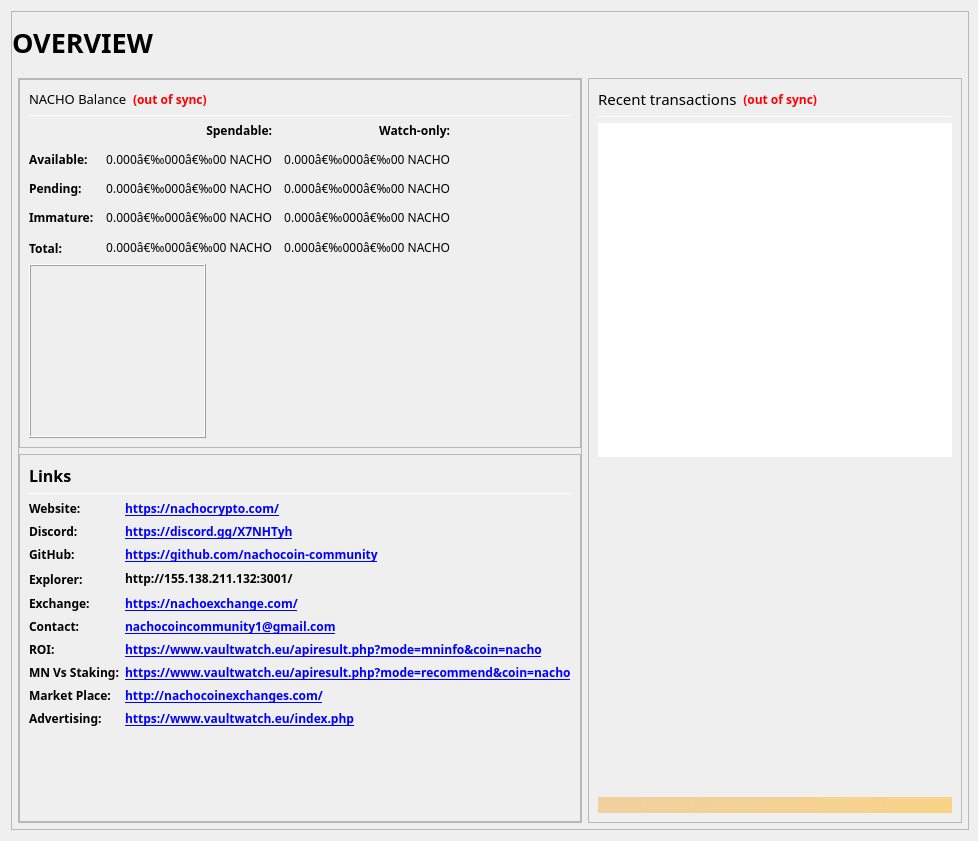
Before: the Qt Designer form src/qt/forms/overviewpage.ui in cknoettg/NachoCoin-1, drawn with Qt 5.
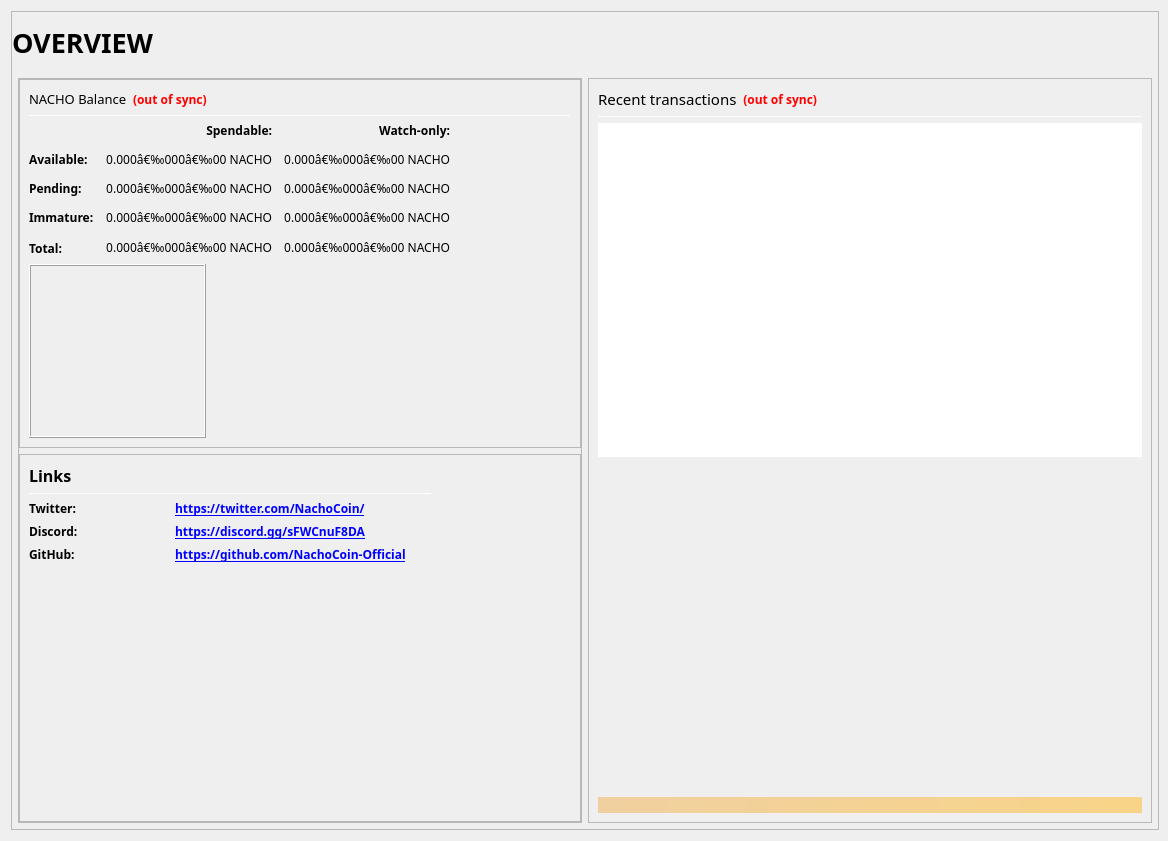
After: the same form once the commit is applied. Icons and pictures are not drawn.

Commit message: Wallet frame made lighter and more realistic

```diff
--- a/src/qt/forms/overviewpage.ui
+++ b/src/qt/forms/overviewpage.ui
@@ -6,7 +6,7 @@
    <rect>
     <x>0</x>
     <y>0</y>
-    <width>978</width>
+    <width>1168</width>
     <height>841</height>
    </rect>
   </property>
@@ -772,7 +772,7 @@
                         <string notr="true">font: 87 9pt &quot;Arial Black&quot;;</string>
                        </property>
                        <property name="text">
-                        <string>Website:</string>
+                        <string>&lt;html&gt;&lt;head/&gt;&lt;body&gt;&lt;p&gt;Twitter:&lt;/p&gt;&lt;/body&gt;&lt;/html&gt;</string>
                        </property>
                       </widget>
                      </item>
@@ -785,7 +785,7 @@
                         </font>
                        </property>
                        <property name="text">
-                        <string notr="true">&lt;a href=&quot;https://nachocrypto.com/&quot;&gt;https://nachocrypto.com/&lt;/a&gt;</string>
+                        <string notr="true">&lt;a href=&quot;https://twitter.com/NachoCoin/&quot;&gt;https://twitter.com/NachoCoin/&lt;/a&gt;</string>
                        </property>
                        <property name="textFormat">
                         <enum>Qt::RichText</enum>
@@ -817,7 +817,7 @@
                         </font>
                        </property>
                        <property name="text">
-                        <string notr="true">&lt;a href=&quot;https://discord.gg/X7NHTyh&quot;&gt;https://discord.gg/X7NHTyh&lt;/a&gt;</string>
+                        <string notr="true">&lt;a href=&quot;https://discord.gg/sFWCnuF8DA&quot;&gt;https://discord.gg/sFWCnuF8DA&lt;/a&gt;</string>
                        </property>
                        <property name="alignment">
                         <set>Qt::AlignLeading|Qt::AlignLeft|Qt::AlignVCenter</set>
@@ -846,36 +846,7 @@
                         </font>
                        </property>
                        <property name="text">
-                        <string notr="true">&lt;a href=&quot;https://github.com/nachocoin-community&quot;&gt;https://github.com/nachocoin-community&lt;/a&gt;</string>
-                       </property>
-                       <property name="alignment">
-                        <set>Qt::AlignLeading|Qt::AlignLeft|Qt::AlignVCenter</set>
-                       </property>
-                       <property name="openExternalLinks">
-                        <bool>true</bool>
-                       </property>
-                      </widget>
-                     </item>
-                     <item row="5" column="0">
-                      <widget class="QLabel" name="labelLinks4">
-                       <property name="styleSheet">
-                        <string notr="true">font: 87 9pt &quot;Arial Black&quot;;</string>
-                       </property>
-                       <property name="text">
-                        <string>Explorer:</string>
-                       </property>
-                      </widget>
-                     </item>
-                     <item row="5" column="1">
-                      <widget class="QLabel" name="labelLinksUrl4">
-                       <property name="font">
-                        <font>
-                         <weight>75</weight>
-                         <bold>true</bold>
-                        </font>
-                       </property>
-                       <property name="text">
-                        <string notr="true">&lt;a href=&quot;http://155.138.211.132:3001/ &quot;&gt;http://155.138.211.132:3001/ &lt;/a&gt;</string>
+                        <string notr="true">&lt;a href=&quot;https://github.com/NachoCoin-Official&quot;&gt;https://github.com/NachoCoin-Official&lt;/a&gt;</string>
                        </property>
                        <property name="alignment">
                         <set>Qt::AlignLeading|Qt::AlignLeft|Qt::AlignVCenter</set>
@@ -898,171 +869,7 @@
                        </property>
                       </spacer>
                      </item>
-                     <item row="6" column="0">
-                      <widget class="QLabel" name="labelLinks5">
-                       <property name="styleSheet">
-                        <string notr="true">font: 87 9pt &quot;Arial Black&quot;;</string>
-                       </property>
-                       <property name="text">
-                        <string>Exchange:</string>
-                       </property>
-                      </widget>
-                     </item>
-                     <item row="6" column="1">
-                      <widget class="QLabel" name="labelLinksUrl5">
-                       <property name="font">
-                        <font>
-                         <weight>75</weight>
-                         <bold>true</bold>
-                        </font>
-                       </property>
-                       <property name="text">
-                        <string notr="true">&lt;a href=&quot;https://nachoexchange.com/&quot;&gt;https://nachoexchange.com/&lt;/a&gt;</string>
-                       </property>
-                       <property name="alignment">
-                        <set>Qt::AlignLeading|Qt::AlignLeft|Qt::AlignVCenter</set>
-                       </property>
-                       <property name="openExternalLinks">
-                        <bool>true</bool>
-                       </property>
-                      </widget>
-                     </item>
-                     <item row="7" column="0">
-                      <widget class="QLabel" name="labelLinks6">
-                       <property name="styleSheet">
-                        <string notr="true">font: 87 9pt &quot;Arial Black&quot;;</string>
-                       </property>
-                       <property name="text">
-                        <string>Contact:</string>
-                       </property>
-                      </widget>
-                     </item>
-                     <item row="7" column="1">
-                      <widget class="QLabel" name="labelLinksUrl6">
-                       <property name="font">
-                        <font>
-                         <weight>75</weight>
-                         <bold>true</bold>
-                        </font>
-                       </property>
-                       <property name="text">
-                        <string notr="true">&lt;a href=&quot;nachocoincommunity1@gmail.com&quot;&gt;nachocoincommunity1@gmail.com&lt;/a&gt;</string>
-                       </property>
-                       <property name="alignment">
-                        <set>Qt::AlignLeading|Qt::AlignLeft|Qt::AlignVCenter</set>
-                       </property>
-                       <property name="openExternalLinks">
-                        <bool>true</bool>
-                       </property>
-                      </widget>
-                     </item>
-                     <item row="8" column="0">
-                      <widget class="QLabel" name="labelLinks7">
-                       <property name="styleSheet">
-                        <string notr="true">font: 87 9pt &quot;Arial Black&quot;;</string>
-                       </property>
-                       <property name="text">
-                        <string>ROI:</string>
-                       </property>
-                      </widget>
-                     </item>
-                     <item row="8" column="1">
-                      <widget class="QLabel" name="labelLinksUrl7">
-                       <property name="font">
-                        <font>
-                         <weight>75</weight>
-                         <bold>true</bold>
-                        </font>
-                       </property>
-                       <property name="text">
-                        <string notr="true">&lt;html&gt;&lt;head/&gt;&lt;body&gt;&lt;p&gt;&lt;a href=&quot;https://www.vaultwatch.eu/apiresult.php?mode=mninfo&amp;amp;coin=nacho&quot;&gt;&lt;span style=&quot; text-decoration: underline; color:#0000ff;&quot;&gt;https://www.vaultwatch.eu/apiresult.php?mode=mninfo&amp;amp;coin=nacho&lt;/span&gt;&lt;/a&gt;&lt;/p&gt;&lt;/body&gt;&lt;/html&gt;</string>
-                       </property>
-                       <property name="alignment">
-                        <set>Qt::AlignLeading|Qt::AlignLeft|Qt::AlignVCenter</set>
-                       </property>
-                       <property name="openExternalLinks">
-                        <bool>true</bool>
-                       </property>
-                      </widget>
-                     </item>
-                     <item row="9" column="0">
-                      <widget class="QLabel" name="labelLinks8">
-                       <property name="styleSheet">
-                        <string notr="true">font: 87 9pt &quot;Arial Black&quot;;</string>
-                       </property>
-                       <property name="text">
-                        <string>MN Vs Staking:</string>
-                       </property>
-                      </widget>
-                     </item>
-                     <item row="9" column="1" colspan="2">
-                      <widget class="QLabel" name="labelLinksUrl8">
-                       <property name="font">
-                        <font>
-                         <weight>75</weight>
-                         <bold>true</bold>
-                        </font>
-                       </property>
-                       <property name="text">
-                        <string notr="true">&lt;html&gt;&lt;head/&gt;&lt;body&gt;&lt;p&gt;&lt;a href=&quot;https://www.vaultwatch.eu/apiresult.php?mode=recommend&amp;amp;coin=nacho&quot;&gt;&lt;span style=&quot; text-decoration: underline; color:#0000ff;&quot;&gt;https://www.vaultwatch.eu/apiresult.php?mode=recommend&amp;amp;coin=nacho&lt;/span&gt;&lt;/a&gt;&lt;/p&gt;&lt;/body&gt;&lt;/html&gt;</string>
-                       </property>
-                       <property name="alignment">
-                        <set>Qt::AlignLeading|Qt::AlignLeft|Qt::AlignVCenter</set>
-                       </property>
-                       <property name="openExternalLinks">
-                        <bool>true</bool>
-                       </property>
-                      </widget>
-                     </item>
-                     <item row="10" column="0">
-                      <widget class="QLabel" name="labelLinks8_2">
-                       <property name="styleSheet">
-                        <string notr="true">font: 87 9pt &quot;Arial Black&quot;;</string>
-                       </property>
-                       <property name="text">
-                        <string>Market Place:</string>
-                       </property>
-                      </widget>
-                     </item>
-                     <item row="10" column="1">
-                      <widget class="QLabel" name="labelLinksUrl9">
-                       <property name="font">
-                        <font>
-                         <weight>75</weight>
-                         <bold>true</bold>
-                        </font>
-                       </property>
-                       <property name="text">
-                        <string notr="true">&lt;html&gt;&lt;head/&gt;&lt;body&gt;&lt;p&gt;&lt;a href=&quot;http://nachocoinexchanges.com/&quot;&gt;&lt;span style=&quot; text-decoration: underline; color:#0000ff;&quot;&gt;http://nachocoinexchanges.com/&lt;/span&gt;&lt;/a&gt;&lt;/p&gt;&lt;/body&gt;&lt;/html&gt;</string>
-                       </property>
-                       <property name="alignment">
-                        <set>Qt::AlignLeading|Qt::AlignLeft|Qt::AlignVCenter</set>
-                       </property>
-                       <property name="openExternalLinks">
-                        <bool>true</bool>
-                       </property>
-                      </widget>
-                     </item>
-                     <item row="11" column="1">
-                      <widget class="QLabel" name="labelLinksUrl9_2">
-                       <property name="font">
-                        <font>
-                         <weight>75</weight>
-                         <bold>true</bold>
-                        </font>
-                       </property>
-                       <property name="text">
-                        <string notr="true">&lt;html&gt;&lt;head/&gt;&lt;body&gt;&lt;p&gt;&lt;a href=&quot;https://www.vaultwatch.eu/index.php&quot;&gt;&lt;span style=&quot; text-decoration: underline; color:#0000ff;&quot;&gt;https://www.vaultwatch.eu/index.php&lt;/span&gt;&lt;/a&gt;&lt;/p&gt;&lt;/body&gt;&lt;/html&gt;</string>
-                       </property>
-                       <property name="alignment">
-                        <set>Qt::AlignLeading|Qt::AlignLeft|Qt::AlignVCenter</set>
-                       </property>
-                       <property name="openExternalLinks">
-                        <bool>true</bool>
-                       </property>
-                      </widget>
-                     </item>
-                     <item row="12" column="2">
+                     <item row="6" column="2">
                       <spacer name="verticalSpacer_5">
                        <property name="orientation">
                         <enum>Qt::Vertical</enum>
@@ -1075,16 +882,6 @@
                        </property>
                       </spacer>
                      </item>
-                     <item row="11" column="0">
-                      <widget class="QLabel" name="labelLinks1_2">
-                       <property name="styleSheet">
-                        <string notr="true">font: 87 9pt &quot;Arial Black&quot;;</string>
-                       </property>
-                       <property name="text">
-                        <string>Advertising:</string>
-                       </property>
-                      </widget>
-                     </item>
                     </layout>
                    </widget>
                   </item>
```
Left out of the diff: 28 changed lines with no effect on the pictures. The commit also changes 2 other files.
